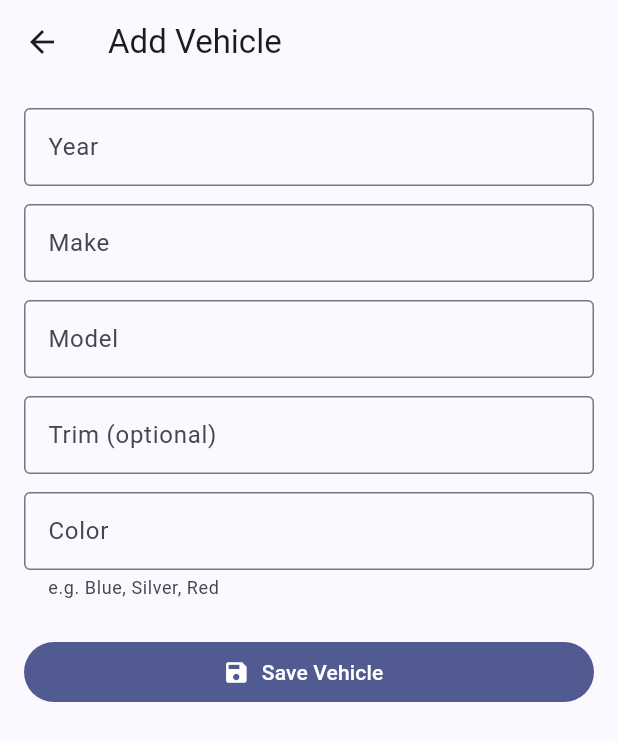
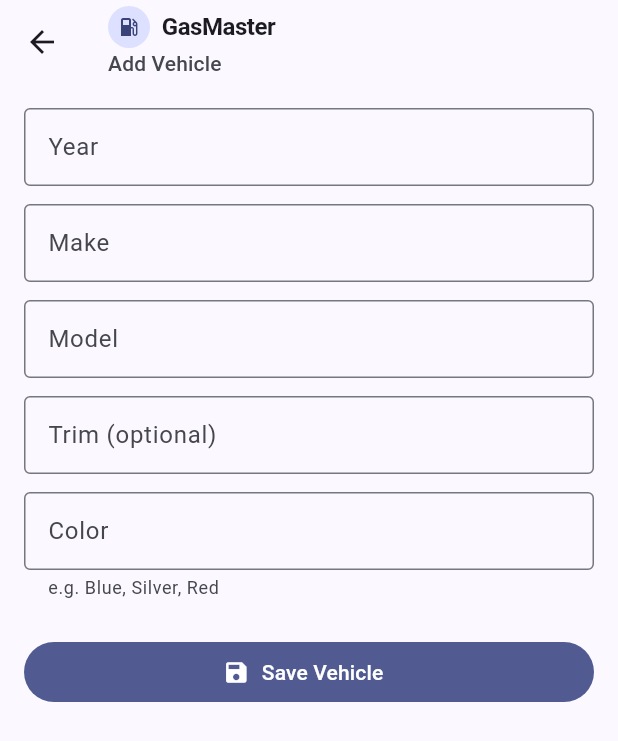
Before and after one commit to rockbox37/GasMaster, a Flutter app: the screen it shows after launch, after a tap on "Add Vehicle", on a phone screen of 412 x 824 dp. Shown: the top 741 px of the screen. Run offline on Flutter 3.47's test engine with Material 3 defaults, Android fonts, the phone set to English and light mode, and no system bars; our stand-ins replace fl_chart, flutter_riverpod, go_router, hive, hive_flutter, share_plus and 1 more; accounts and stored records are empty.

Commit message:
Unify GasMaster branding in app bars and empty garage state for a consistent in-app identity.
Co-authored-by: Cursor <cursoragent@cursor.com>

```diff
--- a/lib/screens/add_fillup_screen.dart
+++ b/lib/screens/add_fillup_screen.dart
@@ -4,6 +4,7 @@ import 'package:intl/intl.dart';
 import '../models/fillup.dart';
 import '../services/local_repository.dart';
 import '../state/app_state.dart';
+import '../widgets/gasmaster_brand.dart';
 
 class AddFillUpScreen extends ConsumerStatefulWidget {
   final String vehicleId;
@@ -118,7 +119,12 @@ class _AddFillUpScreenState extends ConsumerState<AddFillUpScreen> {
     final theme = Theme.of(context);
 
     return Scaffold(
-      appBar: AppBar(title: Text(_isEditing ? 'Edit Fill-up' : 'Add Fill-up')),
+      appBar: AppBar(
+        title: GasMasterAppBarTitle(
+          subtitle: _isEditing ? 'Edit Fill-up' : 'Add Fill-up',
+        ),
+        centerTitle: false,
+      ),
       body: Form(
         key: _formKey,
         autovalidateMode: AutovalidateMode.onUserInteraction,
--- a/lib/screens/add_vehicle_screen.dart
+++ b/lib/screens/add_vehicle_screen.dart
@@ -1,6 +1,7 @@
 import 'package:flutter/material.dart';
 import 'package:flutter_riverpod/flutter_riverpod.dart';
 import '../services/local_repository.dart';
+import '../widgets/gasmaster_brand.dart';
 
 class AddVehicleScreen extends ConsumerStatefulWidget {
   const AddVehicleScreen({super.key});
@@ -29,7 +30,10 @@ class _AddVehicleScreenState extends ConsumerState<AddVehicleScreen> {
   @override
   Widget build(BuildContext context) {
     return Scaffold(
-      appBar: AppBar(title: const Text('Add Vehicle')),
+      appBar: AppBar(
+        title: const GasMasterAppBarTitle(subtitle: 'Add Vehicle'),
+        centerTitle: false,
+      ),
       body: Form(
         key: _formKey,
         autovalidateMode: AutovalidateMode.onUserInteraction,
--- a/lib/screens/garage_screen.dart
+++ b/lib/screens/garage_screen.dart
@@ -7,6 +7,7 @@ import '../state/app_state.dart';
 import '../utils/csv_export.dart';
 import '../utils/stats.dart';
 import '../utils/vehicle_color.dart';
+import '../widgets/gasmaster_brand.dart';
 
 class GarageScreen extends ConsumerWidget {
   const GarageScreen({super.key});
@@ -16,7 +17,7 @@ class GarageScreen extends ConsumerWidget {
     final vehicles = ref.watch(vehiclesProvider);
     return Scaffold(
       appBar: AppBar(
-        title: const Text('GasMaster'),
+        title: const GasMasterAppBarTitle(),
         centerTitle: false,
         actions: [
           if (vehicles.isNotEmpty)
@@ -109,6 +110,11 @@ class _EmptyGarage extends StatelessWidget {
         child: Column(
           mainAxisAlignment: MainAxisAlignment.center,
           children: [
+            const Opacity(
+              opacity: 0.85,
+              child: GasMasterBrand(compact: false),
+            ),
+            const SizedBox(height: 32),
             Icon(Icons.garage_outlined, size: 72, color: theme.colorScheme.primary.withValues(alpha: 0.5)),
             const SizedBox(height: 24),
             Text('No vehicles yet', style: theme.textTheme.headlineSmall),
--- a/lib/screens/vehicle_detail_screen.dart
+++ b/lib/screens/vehicle_detail_screen.dart
@@ -9,6 +9,7 @@ import '../services/local_repository.dart';
 import '../state/app_state.dart';
 import '../utils/csv_export.dart';
 import '../utils/stats.dart';
+import '../widgets/gasmaster_brand.dart';
 
 class VehicleDetailScreen extends ConsumerWidget {
   final String vehicleId;
@@ -20,7 +21,13 @@ class VehicleDetailScreen extends ConsumerWidget {
     final stats = ref.watch(statsProvider(vehicleId));
 
     if (v == null) {
-      return Scaffold(appBar: AppBar(), body: const Center(child: Text('Vehicle not found')));
+      return Scaffold(
+        appBar: AppBar(
+          title: const GasMasterAppBarTitle(subtitle: 'Vehicle not found'),
+          centerTitle: false,
+        ),
+        body: const Center(child: Text('Vehicle not found')),
+      );
     }
 
     final isMetric = stats.runningAvgLPer100 != null;
@@ -28,7 +35,8 @@ class VehicleDetailScreen extends ConsumerWidget {
 
     return Scaffold(
       appBar: AppBar(
-        title: Text(v.displayName),
+        title: GasMasterAppBarTitle(subtitle: v.displayName),
+        centerTitle: false,
         actions: [
           IconButton(
             icon: const Icon(Icons.file_download_outlined),
--- /dev/null
+++ b/lib/widgets/gasmaster_brand.dart
@@ -0,0 +1,72 @@
+import 'package:flutter/material.dart';
+
+/// Compact GasMaster logo: pump icon in a circle + wordmark.
+class GasMasterBrand extends StatelessWidget {
+  final bool compact;
+
+  const GasMasterBrand({super.key, this.compact = true});
+
+  @override
+  Widget build(BuildContext context) {
+    final theme = Theme.of(context);
+    final avatarRadius = compact ? 14.0 : 22.0;
+    final iconSize = compact ? 16.0 : 24.0;
+    final textStyle = compact
+        ? theme.textTheme.titleMedium?.copyWith(
+            fontWeight: FontWeight.w600,
+            letterSpacing: -0.3,
+          )
+        : theme.textTheme.headlineSmall?.copyWith(
+            fontWeight: FontWeight.w600,
+            letterSpacing: -0.3,
+          );
+
+    return Row(
+      mainAxisSize: MainAxisSize.min,
+      children: [
+        CircleAvatar(
+          radius: avatarRadius,
+          backgroundColor: theme.colorScheme.primaryContainer,
+          child: Icon(
+            Icons.local_gas_station,
+            size: iconSize,
+            color: theme.colorScheme.onPrimaryContainer,
+          ),
+        ),
+        SizedBox(width: compact ? 8 : 12),
+        Text('GasMaster', style: textStyle),
+      ],
+    );
+  }
+}
+
+/// AppBar title with brand row and optional screen subtitle below.
+class GasMasterAppBarTitle extends StatelessWidget {
+  final String? subtitle;
+
+  const GasMasterAppBarTitle({super.key, this.subtitle});
+
+  @override
+  Widget build(BuildContext context) {
+    if (subtitle == null || subtitle!.isEmpty) {
+      return const GasMasterBrand(compact: true);
+    }
+
+    final theme = Theme.of(context);
+    return Column(
+      crossAxisAlignment: CrossAxisAlignment.start,
+      mainAxisSize: MainAxisSize.min,
+      children: [
+        const GasMasterBrand(compact: true),
+        Text(
+          subtitle!,
+          style: theme.textTheme.titleSmall?.copyWith(
+            color: theme.colorScheme.onSurfaceVariant,
+          ),
+          maxLines: 1,
+          overflow: TextOverflow.ellipsis,
+        ),
+      ],
+    );
+  }
+}
```
